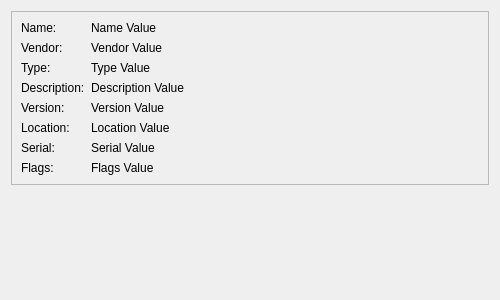
Before: the Qt Designer form qt/OpenRGBDeviceInfoPage/OpenRGBDeviceInfoPage.ui in CalcProgrammer1/OpenRGB, drawn with Qt 5.
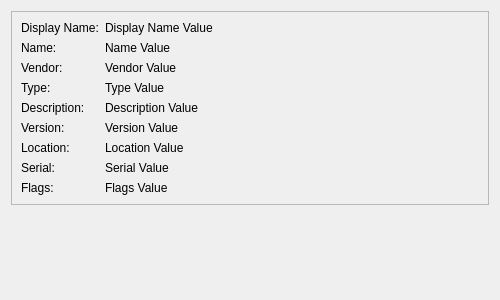
After: the same form once the commit is applied.

Commit message: Add display name fields to controller and zone instead of editing the existing name field

```diff
--- a/qt/OpenRGBDeviceInfoPage/OpenRGBDeviceInfoPage.ui
+++ b/qt/OpenRGBDeviceInfoPage/OpenRGBDeviceInfoPage.ui
@@ -35,24 +35,7 @@
       <enum>QFrame::Shadow::Sunken</enum>
      </property>
      <layout class="QGridLayout" name="gridLayout_2" columnstretch="0,1">
-      <item row="4" column="1">
-       <widget class="QLabel" name="VersionValue">
-        <property name="text">
-         <string notr="true">Version Value</string>
-        </property>
-        <property name="wordWrap">
-         <bool>true</bool>
-        </property>
-       </widget>
-      </item>
-      <item row="6" column="0">
-       <widget class="QLabel" name="SerialLabel">
-        <property name="text">
-         <string>Serial:</string>
-        </property>
-       </widget>
-      </item>
-      <item row="6" column="1">
+      <item row="7" column="1">
        <widget class="QLabel" name="SerialValue">
         <property name="text">
          <string notr="true">Serial Value</string>
@@ -62,48 +45,21 @@
         </property>
        </widget>
       </item>
-      <item row="0" column="0">
+      <item row="1" column="0">
        <widget class="QLabel" name="NameLabel">
         <property name="text">
          <string>Name:</string>
         </property>
        </widget>
       </item>
-      <item row="0" column="1">
-       <widget class="QLabel" name="NameValue">
+      <item row="7" column="0">
+       <widget class="QLabel" name="SerialLabel">
         <property name="text">
-         <string notr="true">Name Value</string>
+         <string>Serial:</string>
         </property>
-        <property name="wordWrap">
-         <bool>true</bool>
-        </property>
        </widget>
       </item>
-      <item row="1" column="0">
-       <widget class="QLabel" name="VendorLabel">
-        <property name="text">
-         <string>Vendor:</string>
-        </property>
-       </widget>
-      </item>
-      <item row="1" column="1">
-       <widget class="QLabel" name="VendorValue">
-        <property name="text">
-         <string notr="true">Vendor Value</string>
-        </property>
-        <property name="wordWrap">
-         <bool>true</bool>
-        </property>
-       </widget>
-      </item>
-      <item row="2" column="0">
-       <widget class="QLabel" name="TypeLabel">
-        <property name="text">
-         <string>Type:</string>
-        </property>
-       </widget>
-      </item>
-      <item row="2" column="1">
+      <item row="3" column="1">
        <widget class="QLabel" name="TypeValue">
         <property name="text">
          <string notr="true">Type Value</string>
@@ -113,38 +69,31 @@
         </property>
        </widget>
       </item>
-      <item row="3" column="1">
-       <widget class="QLabel" name="DescriptionValue">
-        <property name="text">
-         <string notr="true">Description Value</string>
-        </property>
-        <property name="wordWrap">
-         <bool>true</bool>
-        </property>
-       </widget>
-      </item>
-      <item row="3" column="0">
+      <item row="4" column="0">
        <widget class="QLabel" name="DescriptionLabel">
         <property name="text">
          <string>Description:</string>
         </property>
        </widget>
       </item>
-      <item row="4" column="0">
-       <widget class="QLabel" name="VersionLabel">
+      <item row="4" column="1">
+       <widget class="QLabel" name="DescriptionValue">
         <property name="text">
-         <string>Version:</string>
+         <string notr="true">Description Value</string>
+        </property>
+        <property name="wordWrap">
+         <bool>true</bool>
         </property>
        </widget>
       </item>
-      <item row="5" column="0">
+      <item row="6" column="0">
        <widget class="QLabel" name="LocationLabel">
         <property name="text">
          <string>Location:</string>
         </property>
        </widget>
       </item>
-      <item row="5" column="1">
+      <item row="6" column="1">
        <widget class="QLabel" name="LocationValue">
         <property name="text">
          <string notr="true">Location Value</string>
@@ -154,14 +103,14 @@
         </property>
        </widget>
       </item>
-      <item row="7" column="0">
-       <widget class="QLabel" name="FlagsLabel">
+      <item row="2" column="0">
+       <widget class="QLabel" name="VendorLabel">
         <property name="text">
-         <string>Flags:</string>
+         <string>Vendor:</string>
         </property>
        </widget>
       </item>
-      <item row="7" column="1">
+      <item row="8" column="1">
        <widget class="QLabel" name="FlagsValue">
         <property name="text">
          <string notr="true">Flags Value</string>
@@ -171,6 +120,71 @@
         </property>
        </widget>
       </item>
+      <item row="5" column="0">
+       <widget class="QLabel" name="VersionLabel">
+        <property name="text">
+         <string>Version:</string>
+        </property>
+       </widget>
+      </item>
+      <item row="3" column="0">
+       <widget class="QLabel" name="TypeLabel">
+        <property name="text">
+         <string>Type:</string>
+        </property>
+       </widget>
+      </item>
+      <item row="2" column="1">
+       <widget class="QLabel" name="VendorValue">
+        <property name="text">
+         <string notr="true">Vendor Value</string>
+        </property>
+        <property name="wordWrap">
+         <bool>true</bool>
+        </property>
+       </widget>
+      </item>
+      <item row="1" column="1">
+       <widget class="QLabel" name="NameValue">
+        <property name="text">
+         <string notr="true">Name Value</string>
+        </property>
+        <property name="wordWrap">
+         <bool>true</bool>
+        </property>
+       </widget>
+      </item>
+      <item row="8" column="0">
+       <widget class="QLabel" name="FlagsLabel">
+        <property name="text">
+         <string>Flags:</string>
+        </property>
+       </widget>
+      </item>
+      <item row="5" column="1">
+       <widget class="QLabel" name="VersionValue">
+        <property name="text">
+         <string notr="true">Version Value</string>
+        </property>
+        <property name="wordWrap">
+         <bool>true</bool>
+        </property>
+       </widget>
+      </item>
+      <item row="0" column="0">
+       <widget class="QLabel" name="DisplayNameLabel">
+        <property name="text">
+         <string>Display Name:</string>
+        </property>
+       </widget>
+      </item>
+      <item row="0" column="1">
+       <widget class="QLabel" name="DisplayNameValue">
+        <property name="text">
+         <string notr="true">Display Name Value</string>
+        </property>
+       </widget>
+      </item>
      </layout>
     </widget>
    </item>
```
The commit also changes 16 other files.
